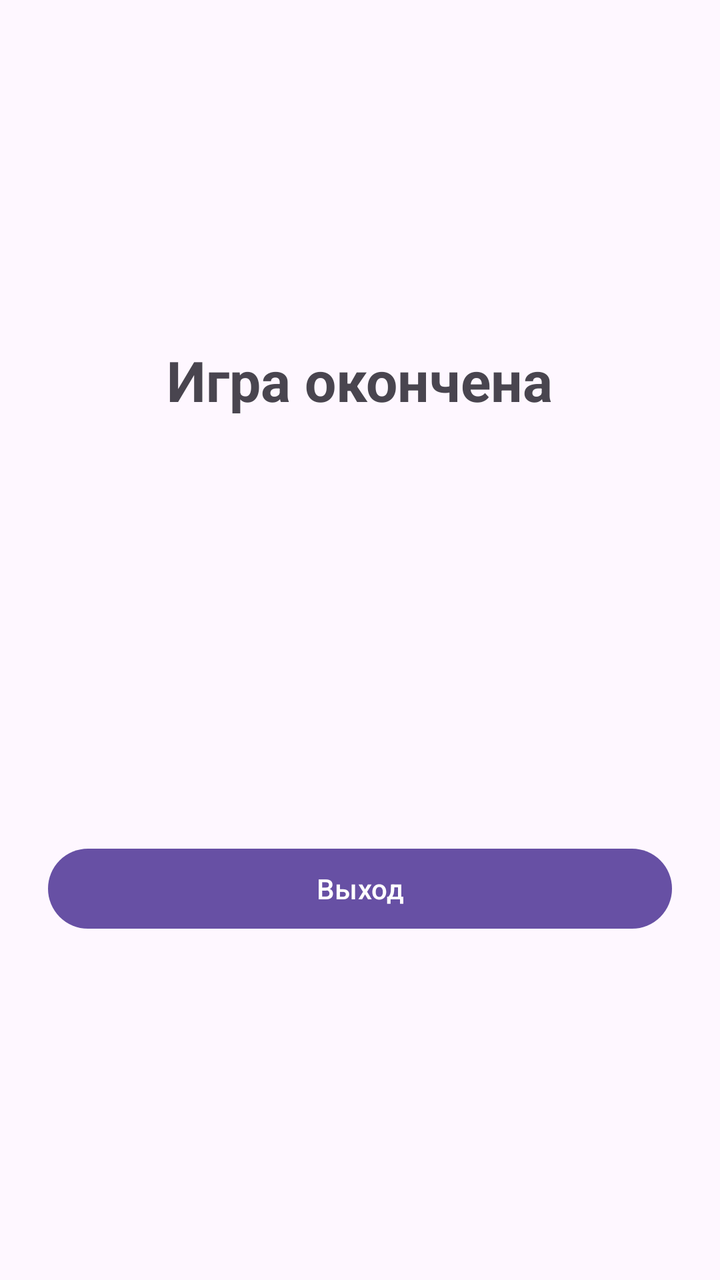
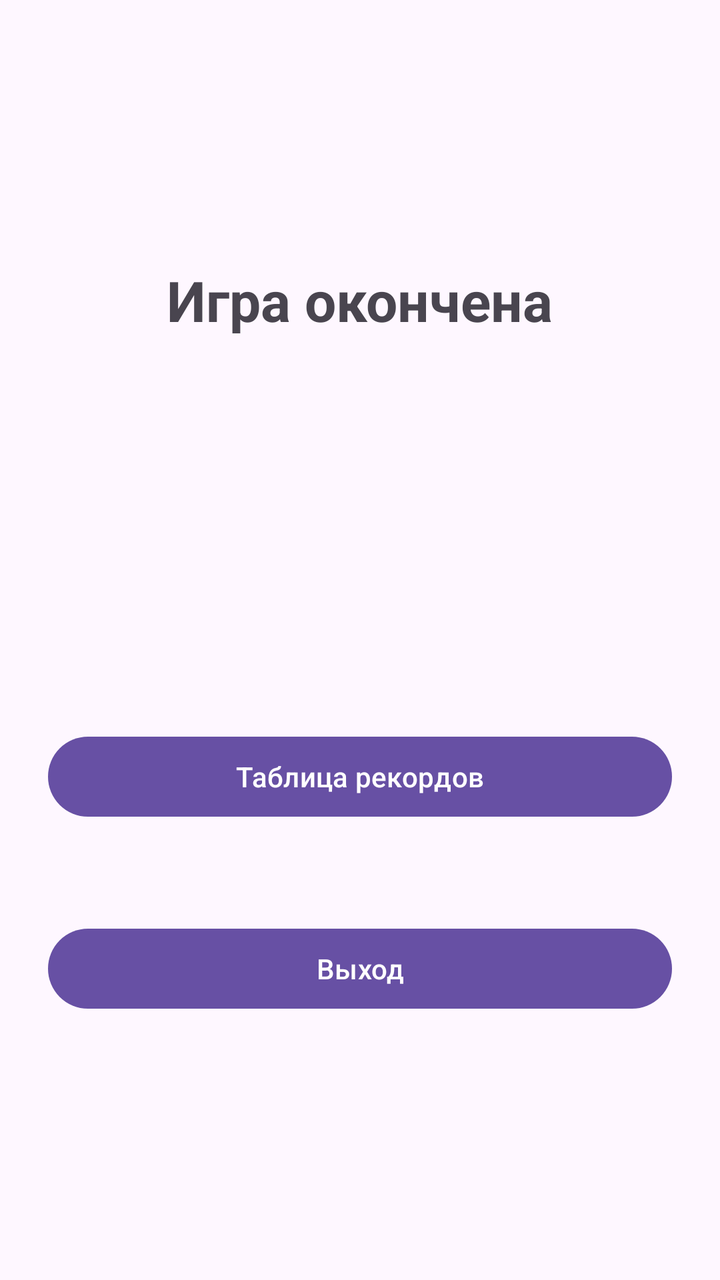

An Android layout rendered at two revisions. The XML below is the earlier revision; the diff shows what the commit changed to produce the second picture.
<!-- AndroidManifest.xml: application theme Theme.MyApplication -->
<!-- res/layout/results.xml -->
<?xml version="1.0" encoding="utf-8"?>
<LinearLayout xmlns:android="http://schemas.android.com/apk/res/android"
    android:layout_width="match_parent"
    android:layout_height="match_parent"
    android:gravity="center"
    android:orientation="vertical"
    android:padding="24dp">

    <TextView
        android:layout_width="wrap_content"
        android:layout_height="wrap_content"
        android:text="Игра окончена"
        android:textSize="28sp"
        android:textStyle="bold" />

    <TextView
        android:id="@+id/tvPlayer"
        android:layout_width="wrap_content"
        android:layout_height="wrap_content"
        android:layout_marginTop="32dp"
        android:textSize="20sp" />

    <TextView
        android:id="@+id/tvDifficulty"
        android:layout_width="wrap_content"
        android:layout_height="wrap_content"
        android:layout_marginTop="8dp"
        android:textSize="18sp" />

    <TextView
        android:id="@+id/tvScore"
        android:layout_width="wrap_content"
        android:layout_height="wrap_content"
        android:layout_marginTop="24dp"
        android:textSize="36sp"
        android:textStyle="bold" />

    <Button
        android:id="@+id/btnExit"
        android:layout_width="match_parent"
        android:layout_height="wrap_content"
        android:layout_marginTop="48dp"
        android:text="Выход" />
</LinearLayout>
<!-- resources referenced by this layout -->
<resources>
  <style name="Theme.MyApplication" parent="Base.Theme.MyApplication" />
  <style name="Base.Theme.MyApplication" parent="Theme.Material3.DayNight.NoActionBar">
          
          
      </style>
</resources>

<!-- the commit's change to res/layout/results.xml (unified diff, before → after) -->
@@ -36,6 +36,13 @@
         android:textStyle="bold" />
 
     <Button
+        android:id="@+id/btnRecords"
+        android:layout_width="match_parent"
+        android:layout_height="wrap_content"
+        android:layout_marginTop="32dp"
+        android:text="Таблица рекордов" />
+
+    <Button
         android:id="@+id/btnExit"
         android:layout_width="match_parent"
         android:layout_height="wrap_content"
